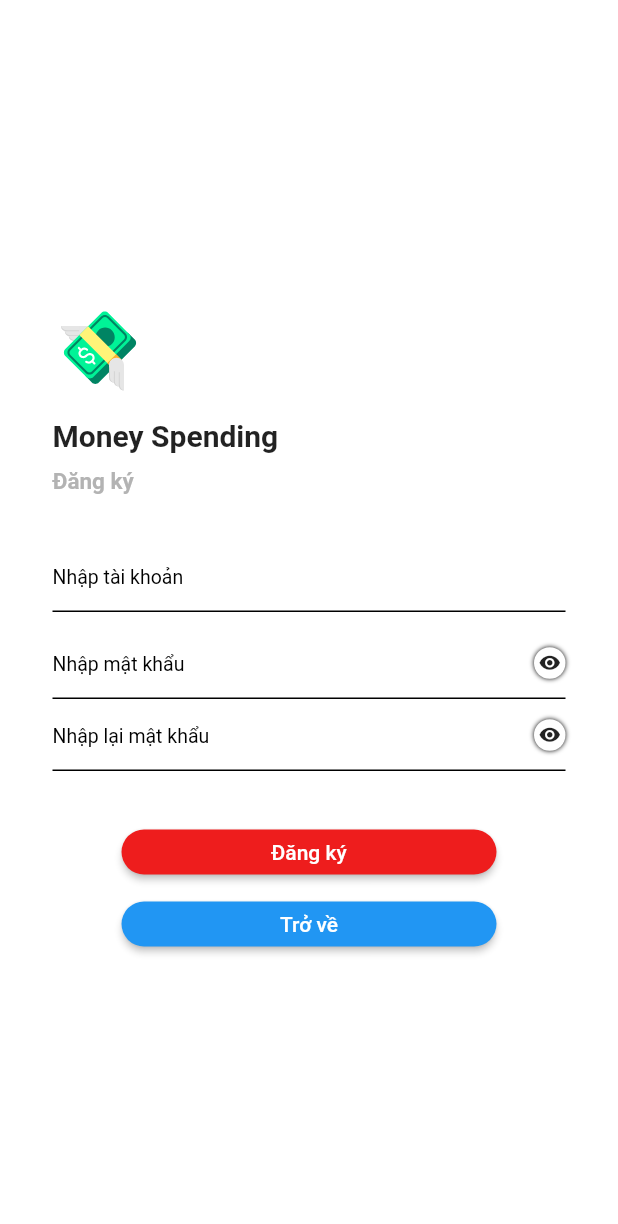
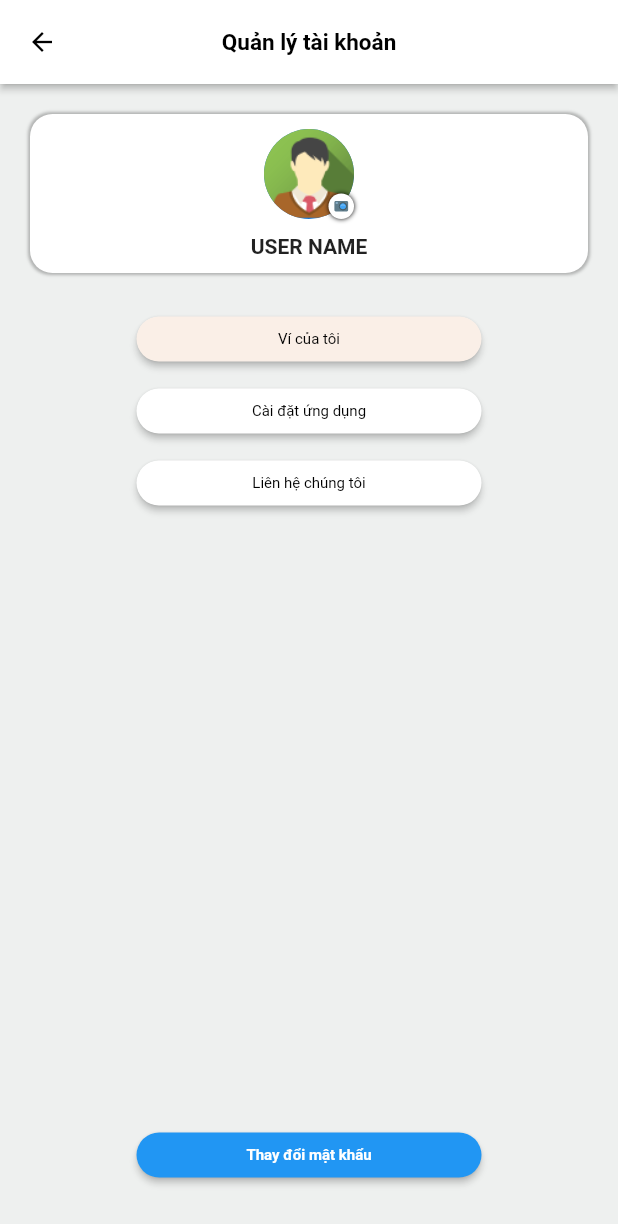
Before and after one commit to NguyenHongPhuc2001/graduation_thesis_project, a Flutter app: the screen it shows after launch, on a phone screen of 412 x 824 dp. Shown: the top 1224 px of the screen. Run offline on Flutter 3.47's test engine with Material 2 defaults, Android fonts, the light colour scheme and no system bars; our stand-ins replace flutter_svg.

Commit message:
complete account setting layout

```diff
--- a/lib/main.dart
+++ b/lib/main.dart
@@ -1,4 +1,5 @@
 import 'package:flutter/material.dart';
+import 'package:graduation_thesis_project/ui/account_management.dart';
 import 'package:graduation_thesis_project/ui/login.dart';
 import 'package:graduation_thesis_project/ui/signup.dart';
 import 'home.dart';
@@ -19,7 +20,7 @@ class MyApp extends StatelessWidget {
         primarySwatch: Colors.blue,
       ),
       debugShowCheckedModeBanner: false,
-      home: const SignUp(),
+      home: const AccountManagement(),
     );
   }
 }
--- /dev/null
+++ b/lib/ui/account_management.dart
@@ -0,0 +1,195 @@
+import 'package:flutter/material.dart';
+import 'package:flutter_svg/svg.dart';
+
+class AccountManagement extends StatefulWidget {
+  const AccountManagement({Key? key}) : super(key: key);
+
+  @override
+  State<AccountManagement> createState() => _AccountManagementState();
+}
+
+class _AccountManagementState extends State<AccountManagement> {
+  @override
+  Widget build(BuildContext context) {
+    return Scaffold(
+      backgroundColor: const Color(0xE9ECEFED),
+      appBar: AppBar(
+        title: const Text(
+          "Quản lý tài khoản",
+          style: TextStyle(
+            color: Colors.black,
+            fontWeight: FontWeight.bold,
+            fontSize: 15.0
+          ),
+        ),
+        centerTitle: true,
+        backgroundColor: Colors.white,
+        leading: IconButton(
+          onPressed: (){},
+          icon: const Icon(
+            Icons.arrow_back,
+            color: Colors.black,
+            size: 20.0,
+          ),
+        ),
+        elevation: 2,
+      ),
+      body: Scrollbar(
+        child: Column(
+          mainAxisAlignment: MainAxisAlignment.center,
+          children: [
+            Expanded(
+              flex: 8,
+                child: Padding(
+                  padding: const EdgeInsets.only(top: 20),
+                  child: Column(
+                    children: [
+                      Container(
+                        alignment: Alignment.center,
+                        margin: const EdgeInsets.symmetric(horizontal: 20),
+                        padding: EdgeInsets.symmetric(vertical: 10),
+                        decoration: BoxDecoration(
+                            color: Colors.white,
+                            borderRadius: BorderRadius.circular(15),
+                            boxShadow: const [
+                              BoxShadow(
+                                  color: Colors.black26,
+                                  blurRadius: 1,
+                                  spreadRadius: 1
+                              )
+                            ]
+                        ),
+                        child: Column(
+                          mainAxisAlignment: MainAxisAlignment.center,
+                          children: [
+                            Stack(
+                              alignment: Alignment.bottomRight,
+                              children: [
+                                const SizedBox(
+                                  height: 60,
+                                  width: 60,
+                                  child: CircleAvatar(
+                                      backgroundImage: AssetImage(
+                                          "images/simple_avatar.png"
+                                      )
+                                  ),
+                                ),
+                                Container(
+                                    padding: const EdgeInsets.all(3),
+                                    decoration: BoxDecoration(
+                                        color: Colors.white,
+                                        borderRadius: BorderRadius.circular(100),
+                                        boxShadow: const [
+                                          BoxShadow(
+                                              color: Colors.black,
+                                              blurRadius: 2
+                                          )
+                                        ]
+                                    ),
+                                    child: SvgPicture.asset("images/camera.svg")
+                                )
+                              ],
+                            ),
+                            const Padding(
+                                padding: EdgeInsets.only(top: 10),
+                                child: Text(
+                                  "USER NAME",
+                                  style: TextStyle(
+                                      fontWeight: FontWeight.bold
+                                  ),
+                                )
+                            )
+
+                          ],
+                        ),
+                      ),
+                      Padding(
+                        padding: const EdgeInsets.symmetric(vertical: 20),
+                        child: Column(
+                          children: [
+                            ElevatedButton(
+                              onPressed: (){
+
+                              },
+                              style: ElevatedButton.styleFrom(
+                                shape: const StadiumBorder(),
+                                minimumSize: const Size(230.0, 30.0),
+                                primary: Color(0xfffaefe7),
+                              ),
+                              child: const Text(
+                                "Ví của tôi",
+                                style: TextStyle(
+                                    color: Colors.black,
+                                    fontWeight: FontWeight.w400,
+                                    fontSize: 10
+                                ),
+                              ),
+                            ),
+                            ElevatedButton(
+                              onPressed: (){
+
+                              },
+                              style: ElevatedButton.styleFrom(
+                                  shape: const StadiumBorder(),
+                                  minimumSize: const Size(230.0, 30.0),
+                                  primary: Colors.white
+                              ),
+                              child: const Text(
+                                "Cài đặt ứng dụng",
+                                style: TextStyle(
+                                    color: Colors.black,
+                                    fontWeight: FontWeight.w400,
+                                    fontSize: 10
+                                ),
+                              ),
+                            ),
+                            ElevatedButton(
+                              onPressed: (){
+
+                              },
+                              style: ElevatedButton.styleFrom(
+                                  shape: const StadiumBorder(),
+                                  minimumSize: const Size(230.0, 30.0),
+                                  primary: Colors.white
+                              ),
+                              child: const Text(
+                                "Liên hệ chúng tôi",
+                                style: TextStyle(
+                                    color: Colors.black,
+                                    fontWeight: FontWeight.w400,
+                                    fontSize: 10
+                                ),
+                              ),
+                            ),
+                          ],
+                        ),
+                      ),
+                    ],
+                  ),
+                )
+            ),
+                Padding(
+                  padding: const EdgeInsets.symmetric(vertical: 30),
+                  child: ElevatedButton(
+                    onPressed: (){
+
+                    },
+                    style: ElevatedButton.styleFrom(
+                        shape: const StadiumBorder(),
+                        minimumSize: const Size(230.0, 30.0),
+                    ),
+                    child: const Text(
+                      "Thay đổi mật khẩu",
+                      style: TextStyle(
+                          fontWeight: FontWeight.bold,
+                          fontSize: 10
+                      ),
+                    ),
+                  ),
+                ),
+          ],
+        ),
+      ),
+    );
+  }
+}
```
Also changed, not shown: images/camera.svg (added), images/crown.svg (added), images/simple_avatar.png (added).
